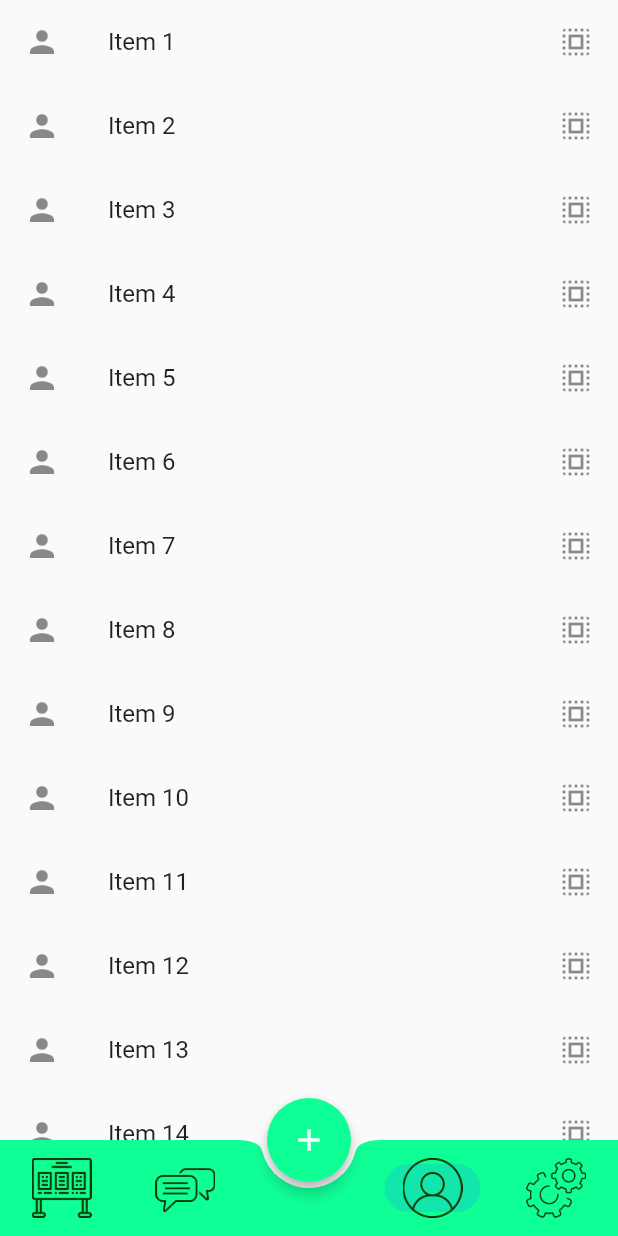
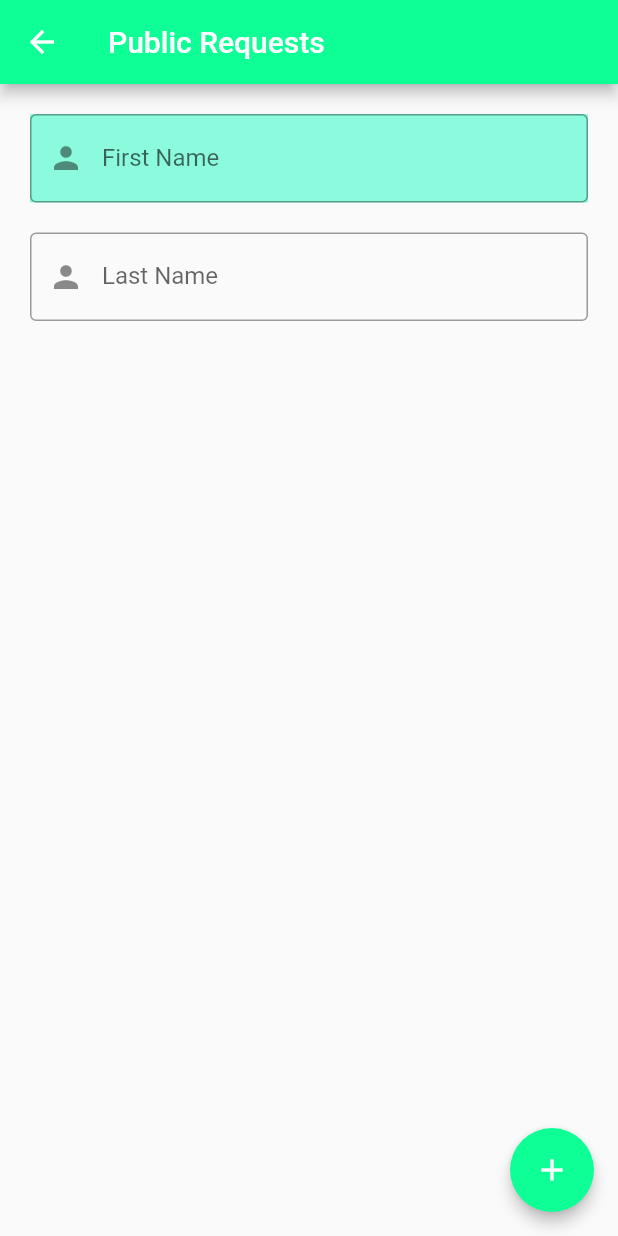
Before and after one commit to briankim18/lunchbuddy, a Flutter app: the screen it shows once a user with an empty profile is signed in, item 3 of the bottom bar chosen, after a tap on the "add" icon, on a phone screen of 412 x 824 dp. Run offline on Flutter 3.47's test engine with Material 2 defaults, Android fonts, the phone set to English and light mode, and no system bars; our stand-ins replace cloud_firestore, firebase_auth, firebase_core, google_fonts; accounts and stored records are empty; network calls fail.

Commit message:
working on user profile

```diff
--- a/lib/authentication_service.dart
+++ b/lib/authentication_service.dart
@@ -7,22 +7,30 @@ class AuthenticationService {
 
   Stream<User?> get authStateChanges => _firebaseAuth.authStateChanges();
 
+  User? getCurrentUser() {
+    return _firebaseAuth.currentUser;
+  }
+
   Future<void> signOut() async {
     await _firebaseAuth.signOut();
   }
 
-  Future<String?> signIn({required String email, required String password}) async {
+  Future<String?> signIn(
+      {required String email, required String password}) async {
     try {
-      await _firebaseAuth.signInWithEmailAndPassword(email: email, password: password);
+      await _firebaseAuth.signInWithEmailAndPassword(
+          email: email, password: password);
       return "Signed in";
     } on FirebaseAuthException catch (e) {
       return e.message;
     }
   }
 
-  Future<UserCredential?> signUp({required String email, required String password}) async {
+  Future<UserCredential?> signUp(
+      {required String email, required String password}) async {
     try {
-      return await _firebaseAuth.createUserWithEmailAndPassword(email: email, password: password);
+      return await _firebaseAuth.createUserWithEmailAndPassword(
+          email: email, password: password);
     } on FirebaseAuthException catch (e) {
       print(e.message);
       return null;
--- a/lib/home_page.dart
+++ b/lib/home_page.dart
@@ -1,11 +1,10 @@
-import 'package:lunch_buddy/authentication_service.dart';
 import 'package:flutter/material.dart';
 import 'package:lunch_buddy/main.dart';
 import 'package:lunch_buddy/messaging_page.dart';
+import 'package:lunch_buddy/new_public_request.dart';
 import 'package:lunch_buddy/public_request_page.dart';
 import 'package:lunch_buddy/settings_page.dart';
 import 'package:lunch_buddy/user_profile_page.dart';
-import 'package:provider/provider.dart';
 
 class HomePage extends StatefulWidget {
   const HomePage({Key? key}) : super(key: key);
@@ -26,18 +25,16 @@ class _HomePageState extends State<HomePage> {
   @override
   Widget build(BuildContext context) {
     return Scaffold(
-      // appBar: AppBar(
-      //   title: const Text('Flutter'),
-      // ),
+      resizeToAvoidBottomInset: false,
       extendBody: true,
       body: pages[currentPage],
       floatingActionButton: FloatingActionButton(
         onPressed: () {
-          // Navigator.push(
-          //   context,
-          //   MaterialPageRoute(builder: (context) => const PublicRequestPage()),
-          // );
-          context.read<AuthenticationService>().signOut();
+          Navigator.push(
+            context,
+            MaterialPageRoute(
+                builder: (context) => const NewPublicRequestPage()),
+          );
         },
         backgroundColor: MyApp.bGreen,
         elevation: 4.0,
--- /dev/null
+++ b/lib/new_public_request.dart
@@ -0,0 +1,89 @@
+import 'package:flutter/material.dart';
+import 'package:lunch_buddy/main.dart';
+
+class NewPublicRequestPage extends StatefulWidget {
+  const NewPublicRequestPage({Key? key}) : super(key: key);
+
+  @override
+  State<NewPublicRequestPage> createState() => _NewPublicRequestPageState();
+}
+
+class _NewPublicRequestPageState extends State<NewPublicRequestPage> {
+  final _firstNameController = TextEditingController();
+  final _lastNameController = TextEditingController();
+  final _formKey = GlobalKey<FormState>();
+
+  @override
+  void initState() {
+    super.initState();
+  }
+
+  @override
+  Widget build(BuildContext context) {
+    return Scaffold(
+      appBar: AppBar(
+        title: const Text('Public Requests'),
+        backgroundColor: MyApp.bGreen,
+        elevation: 4,
+      ),
+      body: Container(
+          padding: const EdgeInsets.all(20.0),
+          child: Form(
+            key: _formKey,
+            child: SingleChildScrollView(
+              scrollDirection: Axis.vertical,
+              child: Column(
+                children: [
+                  Container(
+                    color: MyApp.aqua,
+                    child: TextFormField(
+                      controller: _firstNameController,
+                      validator: (String? value) {
+                        if (value != null && value.isEmpty) {
+                          return "First Name cannot be empty.";
+                        }
+                        return null;
+                      },
+                      decoration: const InputDecoration(
+                        labelText: 'First Name',
+                        prefixIcon: Icon(Icons.person),
+                        border: OutlineInputBorder(),
+                      ),
+                    ),
+                  ),
+                  Container(
+                    padding: const EdgeInsets.all(10.0),
+                  ),
+                  TextFormField(
+                    controller: _lastNameController,
+                    validator: (String? value) {
+                      if (value != null && value.isEmpty) {
+                        return "Last Name cannot be empty.";
+                      }
+                      return null;
+                    },
+                    decoration: const InputDecoration(
+                      labelText: 'Last Name',
+                      prefixIcon: Icon(Icons.person),
+                      border: OutlineInputBorder(),
+                    ),
+                  ),
+                ],
+              ),
+            ),
+          )),
+      floatingActionButton: FloatingActionButton(
+        onPressed: () {
+          // if (_formKey.currentState!.validate()) {
+          debugPrint(
+              '${_firstNameController.text.trim()} ${_lastNameController.text.trim()}');
+          Navigator.pop(context);
+          // }
+        },
+        backgroundColor: MyApp.bGreen,
+        elevation: 4.0,
+        child: const Icon(Icons.add),
+      ),
+    );
+  }
+}
--- a/lib/public_request_page.dart
+++ b/lib/public_request_page.dart
@@ -52,9 +52,6 @@ class _PublicRequestPageState extends State<PublicRequestPage> {
                 (index) => Padding(
                   padding: const EdgeInsets.only(
                       left: 20, right: 20, top: 8, bottom: 8),
-                  // index == 0
-                  //     ? const EdgeInsets.only(left: 20, right: 20)
-                  //     : const EdgeInsets.only(right: 20),
                   child: GestureDetector(
                       child: PublicRequestItem(
                           publicRequestItem: publicRequests[index])),
--- a/lib/user_profile_page.dart
+++ b/lib/user_profile_page.dart
@@ -1,24 +1,101 @@
 import 'package:flutter/material.dart';
+import 'package:lunch_buddy/main.dart';
+import 'package:lunch_buddy/authentication_service.dart';
+import 'package:provider/provider.dart';
+import 'package:cloud_firestore/cloud_firestore.dart';
 
-const int itemCount = 20;
-
-class UserProfilePage extends StatelessWidget {
+class UserProfilePage extends StatefulWidget {
   const UserProfilePage({Key? key}) : super(key: key);
 
   @override
+  State<UserProfilePage> createState() => _UserProfilePageState();
+}
+
+class _UserProfilePageState extends State<UserProfilePage> {
+  final _bioController = TextEditingController();
+
+  @override
+  void initState() {
+    super.initState();
+  }
+
+  @override
   Widget build(BuildContext context) {
-    return ListView.builder(
-      itemCount: itemCount,
-      itemBuilder: (BuildContext context, int index) {
-        return ListTile(
-          title: Text('Item ${(index + 1)}'),
-          leading: const Icon(Icons.person),
-          trailing: const Icon(Icons.select_all),
-          onTap: () {
-            debugPrint('Item ${(index + 1)}');
-          },
-        );
+    String? id = context.read<AuthenticationService>().getCurrentUser()?.uid;
+    final db = FirebaseFirestore.instance.collection("users").doc(id);
+    String value = "";
+
+    db.get().then((DocumentSnapshot doc) {
+      final data = doc.data() as Map<String, dynamic>;
+
+      value = data['first_name'];
+    });
+
+    return GestureDetector(
+      onTap: () {
+        FocusScopeNode currentFocus = FocusScope.of(context);
+
+        if (!currentFocus.hasPrimaryFocus) {
+          currentFocus.unfocus();
+        }
       },
+      child: Scaffold(
+        appBar: AppBar(
+          title: const Text('Public Requests'),
+          backgroundColor: MyApp.bGreen,
+          elevation: 4,
+        ),
+        body: Container(
+          padding: const EdgeInsets.all(20.0),
+          child: SingleChildScrollView(
+            scrollDirection: Axis.vertical,
+            child: Column(
+              children: [
+                ListTile(
+                  title: Text('Cool ${(value)}'),
+                  leading: const Icon(Icons.person),
+                  trailing: const Icon(Icons.select_all),
+                  onTap: () {
+                    debugPrint(
+                        'Item ${(context.read<AuthenticationService>().getCurrentUser()?.email)}');
+                  },
+                ),
+                Container(
+                  color: MyApp.aqua,
+                  child: Expanded(
+                    child: TextFormField(
+                      maxLines: null,
+                      controller: _bioController,
+                      validator: (String? value) {
+                        if (value != null && value.isEmpty) {
+                          return "Bio";
+                        }
+                        return null;
+                      },
+                      decoration: const InputDecoration(
+                        labelText: 'Bio',
+                        prefixIcon: Icon(Icons.person),
+                        border: OutlineInputBorder(),
+                      ),
+                    ),
+                  ),
+                ),
+                Container(
+                  padding: const EdgeInsets.only(top: 300.0),
+                ),
+              ],
+            ),
+          ),
+        ),
+        // floatingActionButton: FloatingActionButton(
+        //   onPressed: () {
+        //     debugPrint(_bioController.text);
+        //   },
+        //   backgroundColor: MyApp.bGreen,
+        //   elevation: 4.0,
+        //   child: const Icon(Icons.add),
+        // ),
+      ),
     );
   }
 }
```
Also changed, not shown: lib/public_request.dart (+1 -55 lines), lib/settings_page.dart (+9 -11 lines), lib/user.dart (added, +56 -0 lines).
